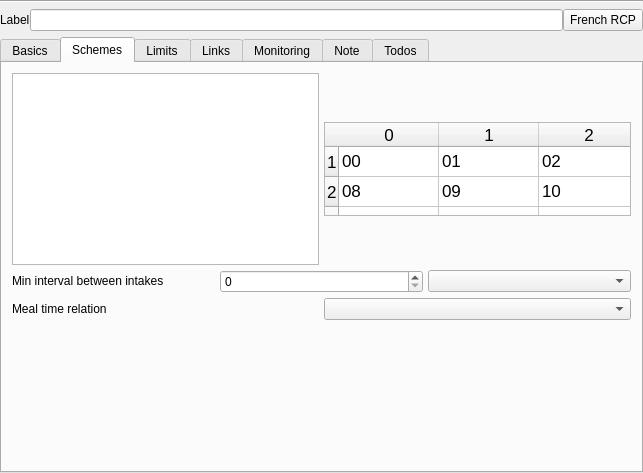
Old version of the form plugins/drugsplugin/dosagedialog/mfDosageViewer.ui in the repository FreeHealth/freehealth.
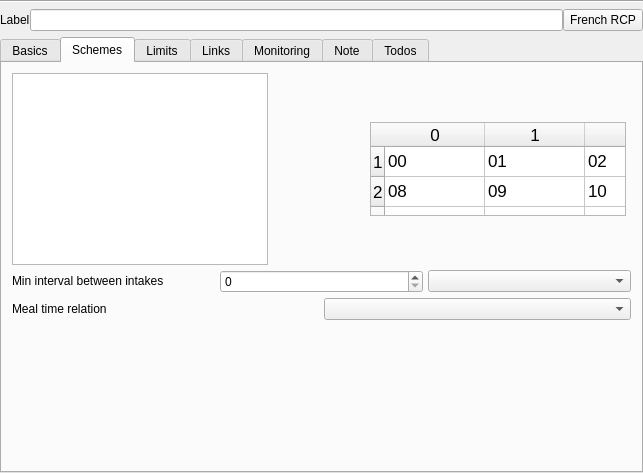
New version of the form.

Commit message: Still some cork on dailyScheme Export corrections (Win32 compilation) Added translations

```diff
--- a/plugins/drugsplugin/dosagedialog/mfDosageViewer.ui
+++ b/plugins/drugsplugin/dosagedialog/mfDosageViewer.ui
@@ -374,7 +374,7 @@
        <property name="spacing">
         <number>5</number>
        </property>
-       <item row="2" column="0">
+       <item row="2" column="0" colspan="4">
         <layout class="QHBoxLayout" name="horizontalLayout">
          <item>
           <widget class="QLabel" name="label_11">
@@ -428,19 +428,61 @@
          </item>
         </layout>
        </item>
+       <item row="4" column="0" colspan="4">
+        <layout class="QHBoxLayout" name="horizontalLayout_2">
+         <item>
+          <widget class="QLabel" name="mealtimerelation">
+           <property name="text">
+            <string>Meal time relation</string>
+           </property>
+          </widget>
+         </item>
+         <item>
+          <widget class="QComboBox" name="mealTimeCombo"/>
+         </item>
+        </layout>
+       </item>
        <item row="1" column="0">
-        <layout class="QHBoxLayout" name="intakeSchemeHorizLayout">
-         <item>
           <widget class="QTableView" name="dailySchemeView">
            <property name="sizePolicy">
-            <sizepolicy hsizetype="Minimum" vsizetype="Expanding">
+          <sizepolicy hsizetype="Fixed" vsizetype="Expanding">
              <horstretch>0</horstretch>
              <verstretch>0</verstretch>
             </sizepolicy>
            </property>
-          </widget>
-         </item>
-         <item>
+         <property name="editTriggers">
+          <set>QAbstractItemView::AllEditTriggers</set>
+         </property>
+         <property name="alternatingRowColors">
+          <bool>true</bool>
+         </property>
+         <property name="selectionMode">
+          <enum>QAbstractItemView::SingleSelection</enum>
+         </property>
+         <property name="selectionBehavior">
+          <enum>QAbstractItemView::SelectRows</enum>
+         </property>
+         <attribute name="horizontalHeaderVisible">
+          <bool>false</bool>
+         </attribute>
+         <attribute name="horizontalHeaderStretchLastSection">
+          <bool>true</bool>
+         </attribute>
+         <attribute name="verticalHeaderVisible">
+          <bool>false</bool>
+         </attribute>
+         <attribute name="verticalHeaderVisible">
+          <bool>false</bool>
+         </attribute>
+         <attribute name="horizontalHeaderStretchLastSection">
+          <bool>true</bool>
+         </attribute>
+         <attribute name="horizontalHeaderVisible">
+          <bool>false</bool>
+         </attribute>
+        </widget>
+       </item>
+       <item row="1" column="2">
           <widget class="QTableWidget" name="hourlyTableWidget">
            <property name="sizePolicy">
             <sizepolicy hsizetype="Preferred" vsizetype="Preferred">
@@ -651,9 +693,7 @@
            </item>
           </widget>
          </item>
-        </layout>
-       </item>
-       <item row="6" column="0">
+       <item row="5" column="2">
         <spacer name="verticalSpacer_2">
          <property name="orientation">
           <enum>Qt::Vertical</enum>
@@ -666,19 +706,18 @@
          </property>
         </spacer>
        </item>
-       <item row="4" column="0">
-        <layout class="QHBoxLayout" name="horizontalLayout_2">
-         <item>
-          <widget class="QLabel" name="mealtimerelation">
-           <property name="text">
-            <string>Meal time relation</string>
-           </property>
-          </widget>
-         </item>
-         <item>
-          <widget class="QComboBox" name="mealTimeCombo"/>
-         </item>
-        </layout>
+       <item row="1" column="1">
+        <spacer name="horizontalSpacer">
+         <property name="orientation">
+          <enum>Qt::Horizontal</enum>
+         </property>
+         <property name="sizeHint" stdset="0">
+          <size>
+           <width>40</width>
+           <height>20</height>
+          </size>
+         </property>
+        </spacer>
        </item>
       </layout>
      </widget>
```
Left out of the diff: 1 changed line with no effect on the pictures. Lines whose indentation alone changed are shown as unchanged. The commit also changes 29 other files.
